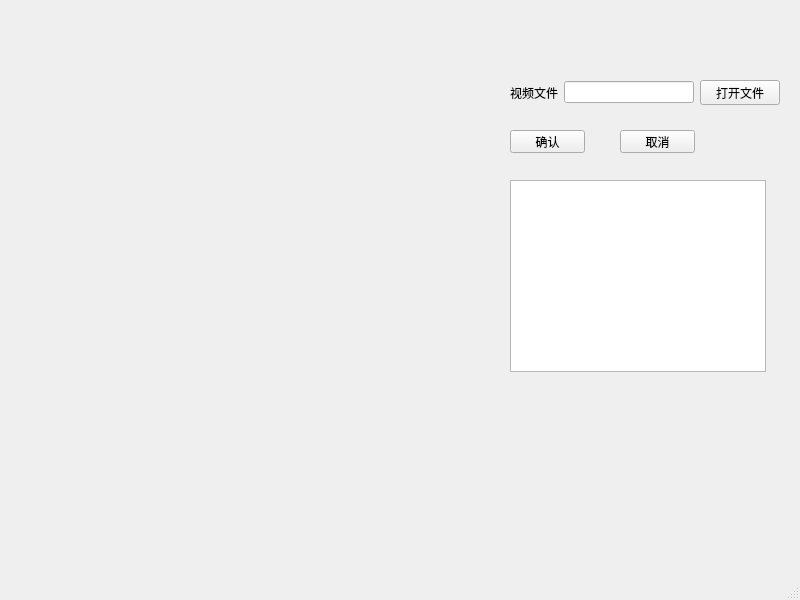
This is ui/windows/shake_test_window.ui in xiaoqinxing/ImageTools as Qt 5 draws it before an edit. The edited form follows.
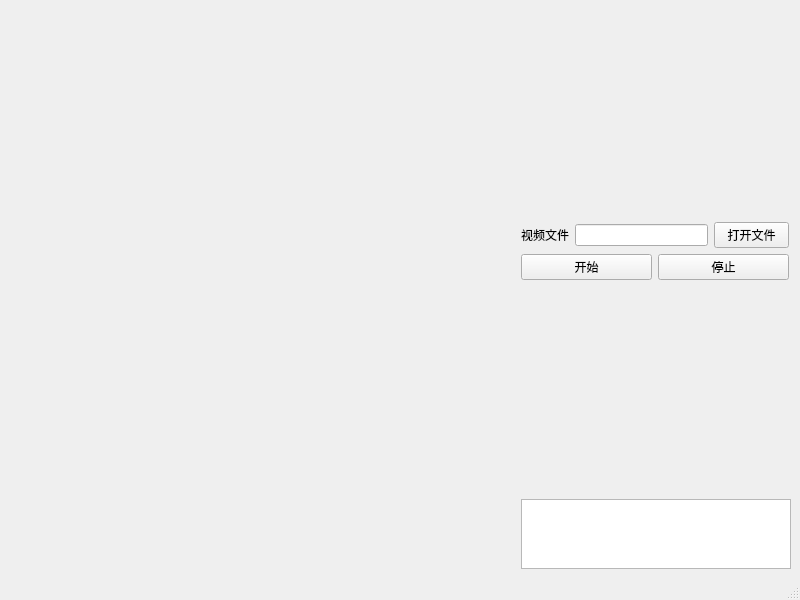
This is the edited form.

Commit message: ADD: 提升特征点检测的准确性，以及解决特征点跟踪漂移的问题 ADD: 优化了防抖工具的界面

What changed in the file:
```diff
--- a/ui/windows/shake_test_window.ui
+++ b/ui/windows/shake_test_window.ui
@@ -14,84 +14,143 @@
    <string>MainWindow</string>
   </property>
   <widget class="QWidget" name="centralwidget">
-   <widget class="QWidget" name="layoutWidget">
-    <property name="geometry">
-     <rect>
-      <x>510</x>
-      <y>80</y>
+   <layout class="QGridLayout" name="gridLayout">
+    <item row="0" column="0">
+     <widget class="QLabel" name="videoview">
+      <property name="minimumSize">
+       <size>
+        <width>441</width>
+        <height>0</height>
+       </size>
+      </property>
+      <property name="text">
+       <string/>
+      </property>
+     </widget>
+    </item>
+    <item row="0" column="1">
+     <layout class="QVBoxLayout" name="verticalLayout">
+      <item>
+       <spacer name="verticalSpacer_2">
+        <property name="maximumSize">
+         <size>
       <width>270</width>
-      <height>25</height>
-     </rect>
-    </property>
+          <height>16777215</height>
+         </size>
+        </property>
+        <property name="orientation">
+         <enum>Qt::Vertical</enum>
+        </property>
+        <property name="sizeHint" stdset="0">
+         <size>
+          <width>20</width>
+          <height>40</height>
+         </size>
+        </property>
+       </spacer>
+      </item>
+      <item>
     <layout class="QHBoxLayout" name="horizontalLayout">
      <item>
       <widget class="QLabel" name="label">
+          <property name="maximumSize">
+           <size>
+            <width>48</width>
+            <height>16777215</height>
+           </size>
+          </property>
        <property name="text">
         <string>视频文件</string>
        </property>
       </widget>
      </item>
      <item>
-      <widget class="QLineEdit" name="videopath"/>
+         <widget class="QLineEdit" name="videopath">
+          <property name="maximumSize">
+           <size>
+            <width>133</width>
+            <height>16777215</height>
+           </size>
+          </property>
+         </widget>
      </item>
      <item>
       <widget class="QPushButton" name="openvideo">
+          <property name="maximumSize">
+           <size>
+            <width>75</width>
+            <height>16777215</height>
+           </size>
+          </property>
        <property name="text">
         <string>打开文件</string>
        </property>
       </widget>
      </item>
     </layout>
-   </widget>
+      </item>
+      <item>
+       <layout class="QHBoxLayout" name="horizontalLayout_2">
+        <item>
    <widget class="QPushButton" name="isok">
-    <property name="geometry">
-     <rect>
-      <x>510</x>
-      <y>130</y>
-      <width>75</width>
-      <height>23</height>
-     </rect>
+          <property name="maximumSize">
+           <size>
+            <width>131</width>
+            <height>16777215</height>
+           </size>
     </property>
     <property name="text">
-     <string>确认</string>
-    </property>
-   </widget>
-   <widget class="QTextBrowser" name="textBrowser">
-    <property name="geometry">
-     <rect>
-      <x>510</x>
-      <y>180</y>
-      <width>256</width>
-      <height>192</height>
-     </rect>
-    </property>
-   </widget>
-   <widget class="QLabel" name="videoview">
-    <property name="geometry">
-     <rect>
-      <x>30</x>
-      <y>30</y>
-      <width>441</width>
-      <height>471</height>
-     </rect>
-    </property>
-    <property name="text">
-     <string/>
-    </property>
-   </widget>
+           <string>开始</string>
+          </property>
+         </widget>
+        </item>
+        <item>
    <widget class="QPushButton" name="cancel_button">
-    <property name="geometry">
-     <rect>
-      <x>620</x>
-      <y>130</y>
-      <width>75</width>
-      <height>23</height>
-     </rect>
+          <property name="maximumSize">
+           <size>
+            <width>131</width>
+            <height>16777215</height>
+           </size>
     </property>
     <property name="text">
-     <string>取消</string>
-    </property>
-   </widget>
+           <string>停止</string>
+          </property>
+         </widget>
+        </item>
+       </layout>
+      </item>
+      <item>
+       <spacer name="verticalSpacer">
+        <property name="maximumSize">
+         <size>
+          <width>270</width>
+          <height>16777215</height>
+         </size>
+        </property>
+        <property name="orientation">
+         <enum>Qt::Vertical</enum>
+        </property>
+        <property name="sizeHint" stdset="0">
+         <size>
+          <width>20</width>
+          <height>40</height>
+         </size>
+        </property>
+       </spacer>
+      </item>
+      <item>
+       <widget class="QTextBrowser" name="textBrowser">
+        <property name="maximumSize">
+         <size>
+          <width>270</width>
+          <height>16777215</height>
+         </size>
+        </property>
+       </widget>
+      </item>
+     </layout>
+    </item>
+   </layout>
   </widget>
   <widget class="QMenuBar" name="menubar">
    <property name="geometry">
```
Lines whose indentation alone changed are shown as unchanged. The commit also changes 6 other files.
